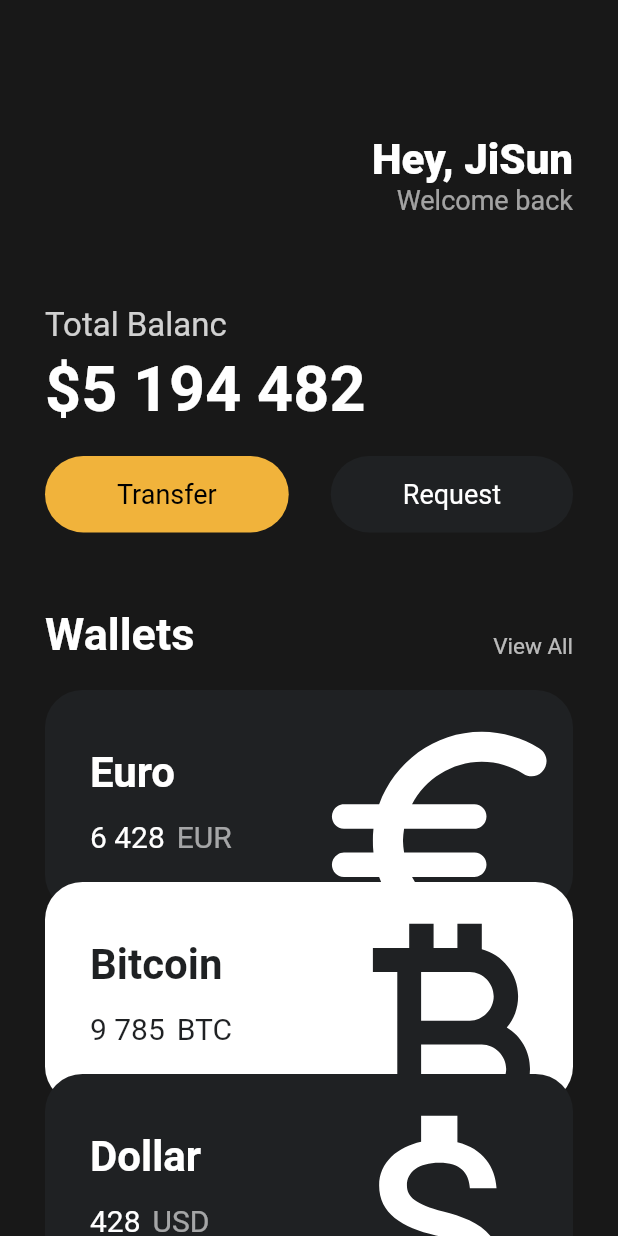
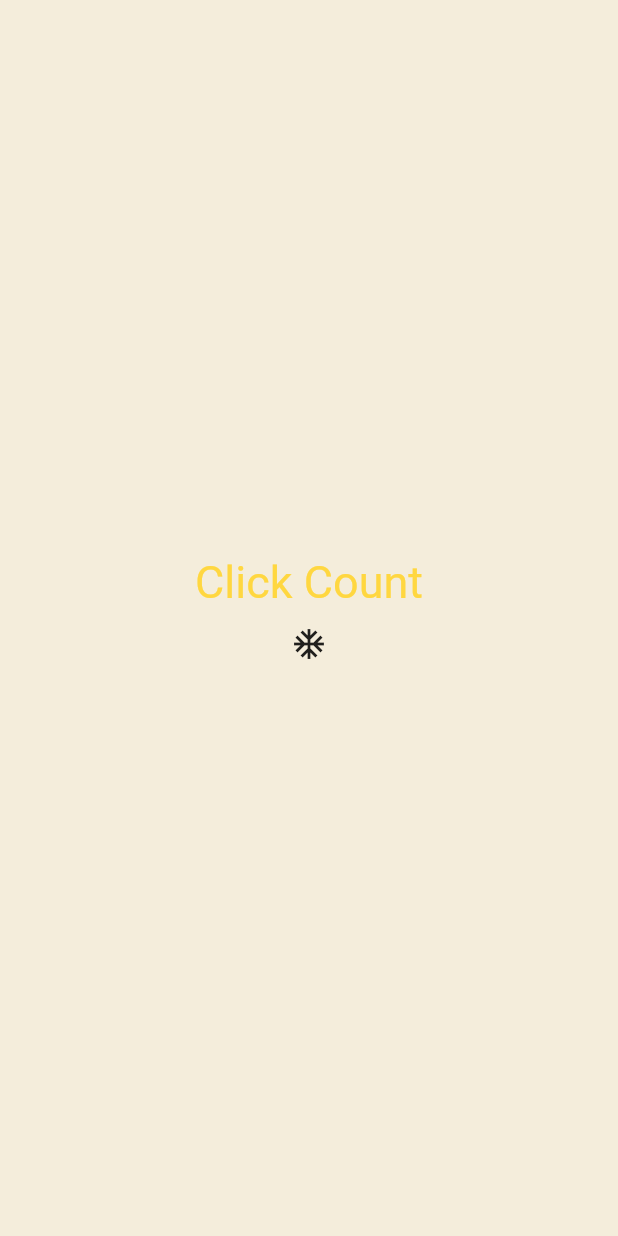
Before and after one commit to aquabuz/flutter-toon, a Flutter app: the screen it shows after launch, on a phone screen of 412 x 824 dp. Run offline on Flutter 3.47's test engine with Material 2 defaults, Android fonts, the phone set to English and light mode, and no system bars.

Commit message:
👻 statefullWidget

```diff
--- a/lib/main.dart
+++ b/lib/main.dart
@@ -1,152 +1,90 @@
 import 'package:flutter/material.dart';
-import 'package:toonflix/widgets/button.dart';
-import 'package:toonflix/widgets/currency_card.dart';
 
 void main() {
   runApp(const App());
 }
 
-class App extends StatelessWidget {
+class App extends StatefulWidget {
   const App({super.key});
+
+  @override
+  State<App> createState() => _AppState();
+}
+
+class _AppState extends State<App> {
+  bool show = true;
+
+  void toggle() {
+    print('toggle');
+    setState(() {
+      show = !show;
+    });
+  }
 
   @override
   Widget build(BuildContext context) {
     return MaterialApp(
-      home: Scaffold(
-          backgroundColor: const Color(0xFF181818),
-          body: SingleChildScrollView(
-            child: Padding(
-              padding: const EdgeInsets.symmetric(
-                horizontal: 30,
-              ),
-              child: Column(
-                crossAxisAlignment: CrossAxisAlignment.start,
-                children: [
-                  const SizedBox(
-                    height: 90,
-                  ),
-                  Row(
-                    mainAxisAlignment: MainAxisAlignment.end,
-                    children: [
-                      Column(
-                        crossAxisAlignment: CrossAxisAlignment.end,
-                        children: [
-                          const Text(
-                            'Hey, JiSun',
-                            style: TextStyle(
-                              color: Colors.white,
-                              fontSize: 28,
-                              fontWeight: FontWeight.w800,
+      theme: ThemeData(
+        textTheme: const TextTheme(
+          titleLarge: TextStyle(
+            color: Colors.amberAccent,
           ),
         ),
-                          Text(
-                            'Welcome back',
-                            style: TextStyle(
-                              color: Colors.white.withOpacity(0.6),
-                              fontSize: 18,
       ),
-                          ),
-                        ],
-                      )
-                    ],
-                  ),
-                  const SizedBox(
-                    height: 60,
-                  ),
-                  Text(
-                    'Total Balanc',
-                    style: TextStyle(
-                      fontSize: 22,
-                      color: Colors.white.withOpacity(0.8),
-                    ),
-                  ),
-                  const SizedBox(
-                    height: 5,
-                  ),
-                  const Text(
-                    '\$5 194 482',
-                    style: TextStyle(
-                      fontSize: 42,
-                      fontWeight: FontWeight.w600,
-                      color: Colors.white,
-                    ),
-                  ),
-                  const SizedBox(
-                    height: 20,
-                  ),
-                  Row(
-                    mainAxisAlignment: MainAxisAlignment.spaceBetween,
-                    children: const [
-                      Button(
-                        text: 'Transfer',
-                        bgColor: Color(0xFFF1B33B),
-                        textColor: Colors.black,
-                      ),
-                      Button(
-                        text: 'Request',
-                        bgColor: Color(0xFF1F2123),
-                        textColor: Colors.white,
-                      ),
-                    ],
-                  ),
-                  const SizedBox(
-                    height: 50,
-                  ),
-                  Row(
-                    crossAxisAlignment: CrossAxisAlignment.end,
-                    mainAxisAlignment: MainAxisAlignment.spaceBetween,
+      home: Scaffold(
+        backgroundColor: const Color(0xFFF4EDDB),
+        body: Center(
+          child: Column(
+            mainAxisAlignment: MainAxisAlignment.center,
             children: [
-                      const Text(
-                        'Wallets',
-                        style: TextStyle(
-                          color: Colors.white,
-                          fontSize: 30,
-                          fontWeight: FontWeight.w600,
-                        ),
-                      ),
-                      Text(
-                        'View All',
-                        style: TextStyle(
-                          color: Colors.white.withOpacity(0.7),
-                          fontSize: 15,
-                        ),
-                      ),
-                    ],
-                  ),
-                  const SizedBox(
-                    height: 20,
-                  ),
-                  const CurrencyCard(
-                    name: 'Euro',
-                    code: 'EUR',
-                    amount: '6 428',
-                    icon: Icons.euro_rounded,
-                    isInverted: false,
-                  ),
-                  Transform.translate(
-                    offset: const Offset(0, -20),
-                    child: const CurrencyCard(
-                      name: 'Bitcoin',
-                      code: 'BTC',
-                      amount: '9 785',
-                      icon: Icons.currency_bitcoin,
-                      isInverted: true,
-                    ),
-                  ),
-                  Transform.translate(
-                    offset: const Offset(0, -40),
-                    child: const CurrencyCard(
-                      name: 'Dollar',
-                      code: 'USD',
-                      amount: '428',
-                      icon: Icons.attach_money_outlined,
-                      isInverted: false,
+              show ? const NewWidget() : const Text('not'),
+              IconButton(
+                onPressed: toggle,
+                icon: const Icon(
+                  Icons.ac_unit,
                 ),
               ),
             ],
           ),
         ),
-          )),
+      ),
     );
   }
 }
+
+class NewWidget extends StatefulWidget {
+  const NewWidget({
+    super.key,
+  });
+
+  @override
+  State<NewWidget> createState() => _NewWidgetState();
+}
+
+class _NewWidgetState extends State<NewWidget> {
+  @override
+  void initState() {
+    // TODO: implement initState
+    super.initState();
+    print('init');
+  }
+
+  @override
+  void dispose() {
+    // TODO: implement dispose
+    super.dispose();
+    print('dispose');
+  }
+
+  @override
+  Widget build(BuildContext context) {
+    print('build');
+    return Text(
+      'Click Count',
+      style: TextStyle(
+        fontSize: 30,
+        color: Theme.of(context).textTheme.titleLarge?.color,
+      ),
+    );
+  }
+}
--- a/lib/widgets/Button.dart
+++ /dev/null
@@ -1,35 +0,0 @@
-import 'package:flutter/material.dart';
-
-class Button extends StatelessWidget {
-  final String text;
-  final Color bgColor;
-  final Color textColor;
-
-  const Button({
-    super.key,
-    required this.text,
-    required this.bgColor,
-    required this.textColor,
-  });
-
-  @override
-  Widget build(BuildContext context) {
-    return Container(
-      decoration: BoxDecoration(
-          color: bgColor, borderRadius: BorderRadius.circular(45)),
-      child: Padding(
-        padding: const EdgeInsets.symmetric(
-          vertical: 15,
-          horizontal: 48,
-        ),
-        child: Text(
-          text,
-          style: TextStyle(
-            fontSize: 18,
-            color: textColor,
-          ),
-        ),
-      ),
-    );
-  }
-}
--- a/lib/widgets/currency_card.dart
+++ /dev/null
@@ -1,87 +0,0 @@
-import 'package:flutter/material.dart';
-
-class CurrencyCard extends StatelessWidget {
-  final String name, code, amount;
-  final IconData icon;
-  final bool isInverted;
-
-  final _blackColor = const Color(0xFF1F2123);
-
-  const CurrencyCard({
-    super.key,
-    required this.name,
-    required this.code,
-    required this.amount,
-    required this.icon,
-    required this.isInverted,
-  });
-
-  @override
-  Widget build(BuildContext context) {
-    return Container(
-      clipBehavior: Clip.hardEdge,
-      decoration: BoxDecoration(
-        color: isInverted ? Colors.white : _blackColor,
-        borderRadius: BorderRadius.circular(25),
-      ),
-      child: Padding(
-        padding: const EdgeInsets.all(30),
-        child: Row(
-          mainAxisAlignment: MainAxisAlignment.spaceBetween,
-          children: [
-            Column(
-              crossAxisAlignment: CrossAxisAlignment.start,
-              children: [
-                Text(
-                  name,
-                  style: TextStyle(
-                    color: isInverted ? _blackColor : Colors.white,
-                    fontSize: 28,
-                    fontWeight: FontWeight.w600,
-                  ),
-                ),
-                const SizedBox(
-                  height: 15,
-                ),
-                Row(
-                  children: [
-                    Text(
-                      amount,
-                      style: TextStyle(
-                        color: isInverted ? _blackColor : Colors.white,
-                        fontSize: 20,
-                      ),
-                    ),
-                    const SizedBox(
-                      width: 8,
-                    ),
-                    Text(
-                      code,
-                      style: TextStyle(
-                        color: isInverted
-                            ? _blackColor
-                            : Colors.white.withOpacity(0.6),
-                        fontSize: 20,
-                      ),
-                    ),
-                  ],
-                ),
-              ],
-            ),
-            Transform.scale(
-              scale: 2.2,
-              child: Transform.translate(
-                offset: const Offset(-5, 12),
-                child: Icon(
-                  icon,
-                  color: isInverted ? _blackColor : Colors.white,
-                  size: 88,
-                ),
-              ),
-            )
-          ],
-        ),
-      ),
-    );
-  }
-}
```
Lines whose indentation alone changed are shown as unchanged.
